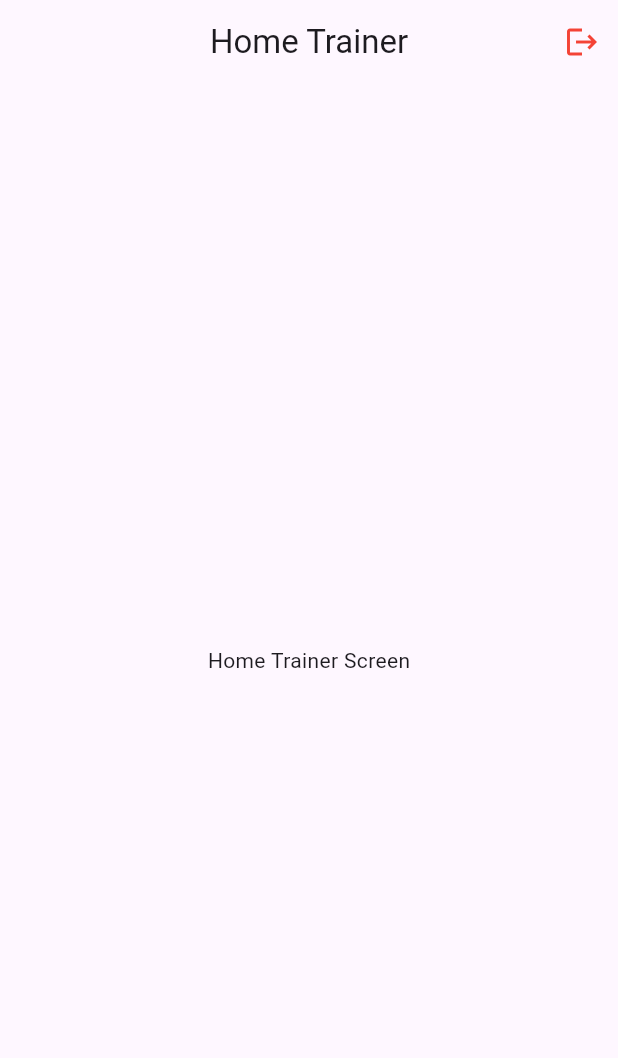
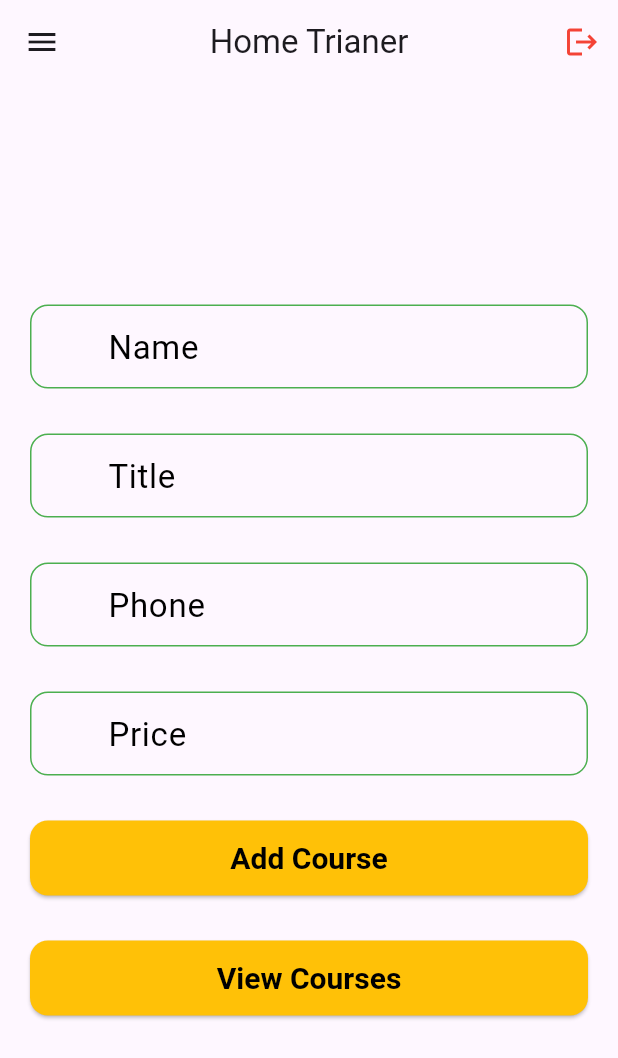
Before and after one commit to Osama-Saleh/trainer-project, a Flutter app: the HomeTrainerScreen screen opened directly, on a phone screen of 412 x 824 dp. Shown: the top 1058 px of the screen. Run offline on Flutter 3.47's test engine with Material 3 defaults, Android fonts, the phone set to English and light mode, and no system bars; our stand-ins replace easy_localization, flutter_svg, shared_preferences, supabase_flutter; accounts and stored records are empty.

Commit message:
finish trainer app

```diff
--- /dev/null
+++ b/assets/lang/ar.json
@@ -0,0 +1,3 @@
+{
+    "home_trainer" : "مدرب منزلي"
+}
--- /dev/null
+++ b/assets/lang/en.json
@@ -0,0 +1,3 @@
+{
+    "home_trainer" : "Home Trianer"
+}
--- a/lib/future/home_student/home_student_screen.dart
+++ /dev/null
@@ -1,30 +0,0 @@
-import 'package:flutter/material.dart';
-import 'package:supabase_flutter/supabase_flutter.dart';
-import 'package:trainer_project/future/home_student/data/data_source/sing_out_data_source.dart';
-
-class HomeStudentScreen extends StatelessWidget {
-  const HomeStudentScreen({super.key});
-
-  @override
-  Widget build(BuildContext context) {
-    return Scaffold(
-      appBar: AppBar(
-        title: Text('Home Student'),
-        centerTitle: true,
-        actions: [
-          IconButton(
-            icon: Icon(Icons.logout,
-            color: Colors.red,
-            ),
-            onPressed: () async{
-              CustomSingOutDataSource.signOut(context: context);
-            },
-          ),
-        ],
-      ),
-      body: Center(
-        child: Text('Home Student Screen'),
-      ),
-    );
-  }
-}
--- /dev/null
+++ b/lib/future/home_trainer/data/data_source/home_trainer_data_source.dart
@@ -0,0 +1,53 @@
+import 'package:flutter/material.dart';
+import 'package:supabase_flutter/supabase_flutter.dart';
+import 'package:trainer_project/future/home_trainer/data/moduls/home_trianer_moduls.dart';
+
+class HomeTrainerDataSource {
+  static final SupabaseClient supabase = Supabase.instance.client;
+
+  static Future<void> uploadData({
+    required String name,
+    required String title,
+    required int phone,
+    required double price,
+    required BuildContext context,
+  }) async {
+    try {
+      CourseModel courseModel = CourseModel(
+        name: name,
+        title: title,
+        phone: phone,
+        price: price,
+      );
+      final res =
+          await supabase.from('course').insert(courseModel.toMap());
+      if (res == null) {
+        ScaffoldMessenger.of(context).showSnackBar(SnackBar(
+          content: Text('cource upload succefly'),
+          backgroundColor: Colors.green,
+        ));
+      } else {
+        ScaffoldMessenger.of(context).showSnackBar(SnackBar(
+          content: Text('cource upload faild'),
+          backgroundColor: Colors.red,
+        ));
+      }
+    } catch (e) {
+      print(e.toString());
+    }
+  }
+
+  static Future<List<CourseModel>> getData() async {
+    try {
+      List<CourseModel> courseData = [];
+      final data = await supabase.from('course').select();
+      for(var item in data){
+        courseData.add(CourseModel.fromMap(item));
+      }
+      return courseData;
+    } catch (e) {
+      print(e.toString());
+      return [];
+    }
+  }
+}
--- /dev/null
+++ b/lib/future/home_trainer/data/moduls/home_trianer_moduls.dart
@@ -0,0 +1,28 @@
+
+
+class CourseModel {
+  String? name;
+  String? title;
+  int? phone;
+  num? price;
+  CourseModel({this.name, this.title, this.phone, this.price});
+
+  Map<String, dynamic> toMap() {
+    return <String, dynamic>{
+      'name': name,
+      'title': title,
+      'phone': phone,
+      'price': price,
+    };
+  }
+
+  factory CourseModel.fromMap(Map<String, dynamic> map) {
+    return CourseModel(
+      name: map['name'] ,
+      title: map['title'],
+      phone: map['phone'] ,
+      price: map['price'] ,
+    );
+  }
+
+}
--- a/lib/future/home_trainer/home_trainer_screen.dart
+++ /dev/null
@@ -1,29 +0,0 @@
-import 'package:flutter/material.dart';
-import 'package:trainer_project/future/home_student/data/data_source/sing_out_data_source.dart';
-
-class HomeTrainerScreen extends StatelessWidget {
-  const HomeTrainerScreen({super.key});
-
-  @override
-  Widget build(BuildContext context) {
-    return Scaffold(
-      appBar: AppBar(
-        title: Text('Home Trainer'),
-        centerTitle: true,
-        actions: [
-          IconButton(
-            icon: Icon(Icons.logout,
-            color: Colors.red,
-            ),
-            onPressed: () async{
-              CustomSingOutDataSource.signOut(context: context);
-            },
-          ),
-        ],
-      ),
-      body: Center(
-        child: Text('Home Trainer Screen'),
-      ),
-    );
-  }
-}
--- /dev/null
+++ b/lib/future/home_trainer/ui/home_trainer_screen.dart
@@ -0,0 +1,142 @@
+import 'package:easy_localization/easy_localization.dart';
+import 'package:flutter/material.dart';
+import 'package:trainer_project/future/home_student/data/data_source/sing_out_data_source.dart';
+import 'package:trainer_project/future/home_trainer/data/data_source/home_trainer_data_source.dart';
+import 'package:trainer_project/future/home_trainer/ui/view_courses.dart';
+import 'package:trainer_project/future/home_trainer/widgets/custom_drawer.dart';
+import 'package:trainer_project/widgets/custom_text_form_filed.dart';
+
+class HomeTrainerScreen extends StatelessWidget {
+  final TextEditingController nameController = TextEditingController();
+  final TextEditingController titleController = TextEditingController();
+  final TextEditingController phoneController = TextEditingController();
+  final TextEditingController priceController = TextEditingController();
+  HomeTrainerScreen({super.key});
+
+  @override
+  Widget build(BuildContext context) {
+    return Scaffold(
+      appBar: AppBar(
+        title: Text('home_trainer'.tr()),
+        centerTitle: true,
+        actions: [
+          IconButton(
+            icon: Icon(
+              Icons.logout,
+              color: Colors.red,
+            ),
+            onPressed: () async {
+              CustomSingOutDataSource.signOut(context: context);
+            },
+          ),
+        ],
+      ),
+      body: SafeArea(
+          child: Padding(
+        padding: const EdgeInsets.symmetric(horizontal: 20),
+        child: Column(
+          mainAxisAlignment: MainAxisAlignment.center,
+          spacing: 30,
+          children: [
+            CustomTextFormField(
+              controller: nameController,
+              hintText: 'Name',
+              labelText: 'Name',
+              borderColor: Colors.green,
+              labelTextColor: Colors.black,
+              hintTextColor: Colors.black,
+              inputTextColor: Colors.black,
+              validator: (p0) {},
+            ),
+            CustomTextFormField(
+              controller: titleController,
+              hintText: 'Title',
+              labelText: 'Title',
+              borderColor: Colors.green,
+              labelTextColor: Colors.black,
+              hintTextColor: Colors.black,
+              inputTextColor: Colors.black,
+              validator: (p0) {},
+            ),
+            CustomTextFormField(
+              controller: phoneController,
+              hintText: '0123456789',
+              labelText: 'Phone ',
+              borderColor: Colors.green,
+              labelTextColor: Colors.black,
+              hintTextColor: Colors.black,
+              inputTextColor: Colors.black,
+              validator: (p0) {},
+            ),
+            CustomTextFormField(
+              controller: priceController,
+              hintText: 'Price',
+              labelText: 'Price',
+              borderColor: Colors.green,
+              labelTextColor: Colors.black,
+              hintTextColor: Colors.black,
+              inputTextColor: Colors.black,
+              validator: (p0) {},
+            ),
+
+            SizedBox(
+              width: double.infinity,
+              height: 50,
+              child: ElevatedButton(
+
+                onPressed: () {
+                HomeTrainerDataSource.uploadData(
+                  name: nameController.text,
+                  title: titleController.text,
+                  phone: int.parse(phoneController.text),
+                  price: double.parse(priceController.text),
+                  context: context
+                );
+              },
+              style: ElevatedButton.styleFrom(
+                backgroundColor: Colors.amber,
+                foregroundColor: Colors.black,
+                textStyle: TextStyle(
+                  fontSize: 20,
+                 fontWeight: FontWeight.bold),
+                 shape: RoundedRectangleBorder(
+                  borderRadius: BorderRadius.circular(12)
+                 ),
+              ),
+              child: Text('Add Course')),
+            ),
+            SizedBox(
+              width: double.infinity,
+              height: 50,
+              child: ElevatedButton(
+
+                onPressed: () {
+                  HomeTrainerDataSource.getData();
+                Navigator.push(context, MaterialPageRoute(builder: (context) => ViewCourses(
+                  isStudent: false,
+                ),));
+              },
+              style: ElevatedButton.styleFrom(
+                backgroundColor: Colors.amber,
+                foregroundColor: Colors.black,
+                textStyle: TextStyle(
+                  fontSize: 20,
+                 fontWeight: FontWeight.bold),
+                 shape: RoundedRectangleBorder(
+                  borderRadius: BorderRadius.circular(12)
+                 ),
+              ),
+              child: Text('View Courses')),
+            )
+          ],
+        ),
+      )),
+
+      drawer: Drawer(
+        child: SafeArea(
+          child: CustomDrawer(),
+        ),
+      ),
+    );
+  }
+}
--- a/lib/future/login_screen/ui/login_screem.dart
+++ b/lib/future/login_screen/ui/login_screem.dart
@@ -4,8 +4,6 @@ import 'package:flutter/gestures.dart';
 import 'package:flutter/material.dart';
 import 'package:trainer_project/core/images_path/images_path.dart';
 import 'package:trainer_project/core/validator/validator.dart';
-import 'package:trainer_project/future/home_student/home_student_screen.dart';
-import 'package:trainer_project/future/home_trainer/home_trainer_screen.dart';
 import 'package:trainer_project/future/login_screen/data/data_source/login_data_source.dart';
 import 'package:trainer_project/future/singup_screen/ui/signup_screen.dart';
 
--- a/lib/widgets/custom_text_form_filed.dart
+++ b/lib/widgets/custom_text_form_filed.dart
@@ -8,6 +8,10 @@ class CustomTextFormField extends StatelessWidget {
   final bool? obscureText;
   final TextEditingController? controller;
   final String? Function(String?)? validator;
+  final Color? borderColor;
+  final Color? hintTextColor;
+  final Color? labelTextColor;
+  final Color? inputTextColor;
   const CustomTextFormField({
     this.hintText,
     this.labelText,
@@ -16,6 +20,10 @@ class CustomTextFormField extends StatelessWidget {
     this.obscureText,
     this.controller,
     this.validator,
+    this.borderColor,
+    this.hintTextColor,
+    this.labelTextColor,
+    this.inputTextColor,
     super.key,
   });
 
@@ -24,16 +32,16 @@ class CustomTextFormField extends StatelessWidget {
     return TextFormField(
       controller: controller,
       validator: validator ,
-      style: TextStyle(color: Colors.white),
+      style: TextStyle(color: inputTextColor ?? Colors.white),
       obscureText: obscureText ?? false,
       decoration: InputDecoration(
           hintText: hintText ?? 'typing...',
           hintStyle: TextStyle(
-            color: Colors.white,
+            color:hintTextColor ?? Colors.white,
           ),
           label: Text(labelText ?? 'Typing...'),
           labelStyle: TextStyle(
-            color: Colors.white,
+            color: labelTextColor ?? Colors.white,
             fontSize: 22,
           ),
           prefixIcon: Icon(
@@ -43,10 +51,10 @@ class CustomTextFormField extends StatelessWidget {
           suffixIcon: suffixIcon,
           enabledBorder: OutlineInputBorder(
               borderRadius: BorderRadius.circular(12),
-              borderSide: BorderSide(color: Colors.white)),
+              borderSide: BorderSide(color:borderColor?? Colors.white)),
           focusedBorder: OutlineInputBorder(
               borderRadius: BorderRadius.circular(12),
-              borderSide: BorderSide(color: Colors.white)),
+              borderSide: BorderSide(color: borderColor ?? Colors.white)),
           errorBorder: OutlineInputBorder(
               borderRadius: BorderRadius.circular(12),
               borderSide: BorderSide(color: Colors.red)),
--- a/pubspec.yaml
+++ b/pubspec.yaml
@@ -37,6 +37,7 @@ dependencies:
   flutter_svg: ^2.2.0
   supabase_flutter: ^2.9.1
   shared_preferences: ^2.5.3
+  easy_localization: ^3.0.8
 
 dev_dependencies:
   flutter_test:
@@ -64,6 +65,7 @@ flutter:
   assets:
     - assets/images/
     - assets/svg/
+    - assets/lang/
   #   - images/a_dot_ham.jpeg
 
   # An image asset can refer to one or more resolution-specific "variants", see
```
Also changed, not shown: lib/future/home_trainer/ui/view_courses.dart (added, +94 -0 lines), lib/future/home_trainer/widgets/custom_drawer.dart (added, +34 -0 lines), lib/future/login_screen/data/data_source/login_data_source.dart (+6 -8 lines), lib/future/singup_screen/data/data_source/signup_data_source.dart (+37 -21 lines), lib/main.dart (+21 -7 lines), pubspec.lock.
